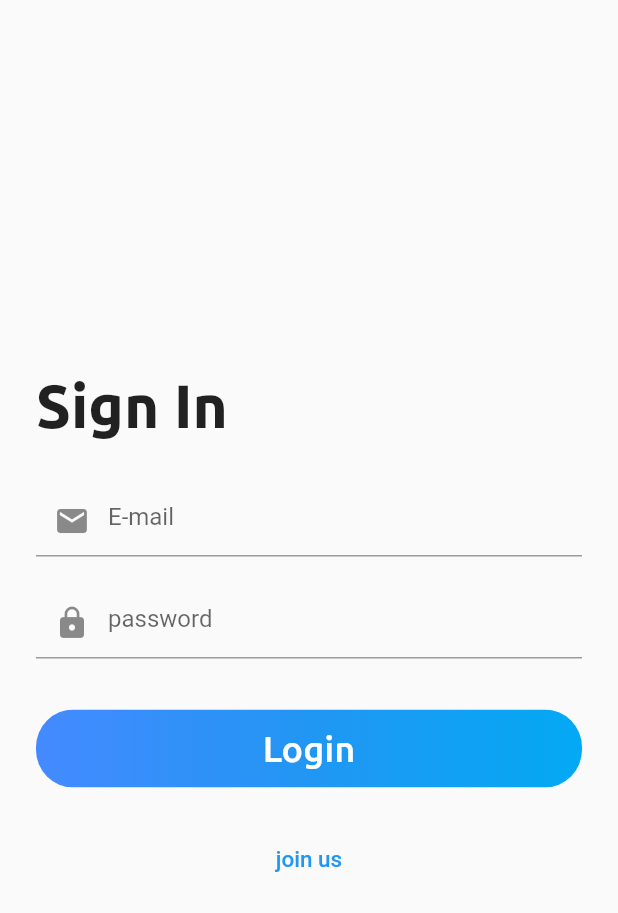
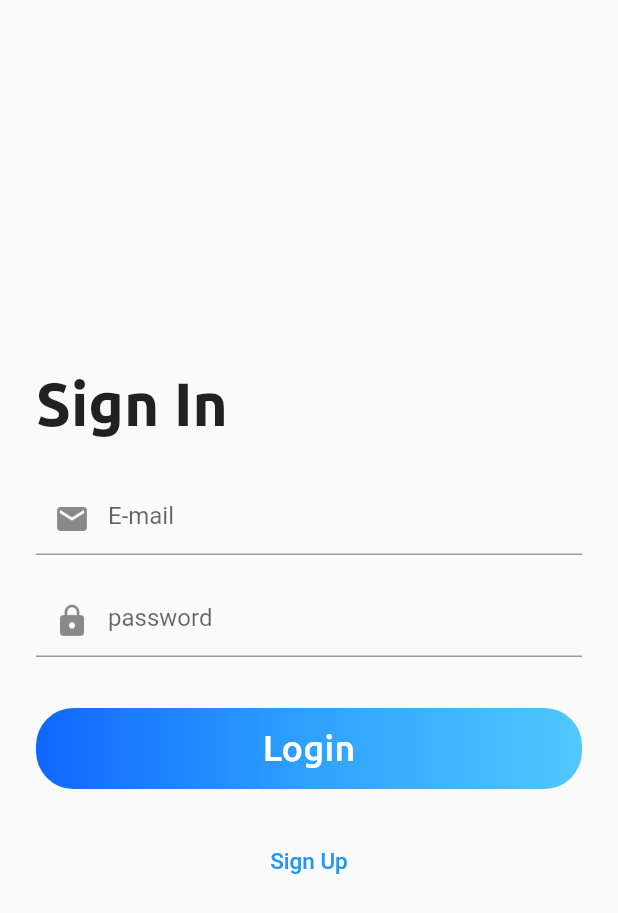
Before and after one commit to SangWook16074/flutter_firebase_auth, a Flutter app: the screen it shows after launch, on a phone screen of 412 x 824 dp. Shown: the top 913 px of the screen. Run offline on Flutter 3.47's test engine with Material 2 defaults, Android fonts, the phone set to English and light mode, and no system bars; our stand-ins replace rive.

Commit message:
UI 완성

```diff
--- a/lib/src/components/gredient_button.dart
+++ b/lib/src/components/gredient_button.dart
@@ -3,29 +3,34 @@ import 'package:flutter/material.dart';
 class GradientButton extends StatelessWidget {
   final double width;
   final double height;
-  const GradientButton({super.key, required this.width, required this.height});
+  final Widget? child;
+  final void Function()? onPressed;
+  const GradientButton(
+      {super.key,
+      required this.width,
+      required this.height,
+      this.child,
+      this.onPressed});
 
   @override
   Widget build(BuildContext context) {
-    return ClipRRect(
-      borderRadius: BorderRadius.circular(25.0),
-      child: Positioned.fill(
-        child: Container(
-          padding: const EdgeInsets.all(12.0),
-          decoration: const BoxDecoration(
-              gradient: LinearGradient(
-            colors: [
-              Colors.blueAccent,
-              Colors.blue,
-              Colors.lightBlue,
-            ],
-          )),
-          child: const Center(
-            child: Text(
-              'Login',
-              style: TextStyle(
-                  fontFamily: 'Ubuntu', fontSize: 24, color: Colors.white),
-            ),
+    return InkWell(
+      onTap: onPressed!,
+      child: Container(
+        padding: const EdgeInsets.all(12.0),
+        decoration: BoxDecoration(
+            borderRadius: BorderRadius.circular(25.0),
+            gradient: const LinearGradient(
+              colors: [
+                Color.fromARGB(255, 14, 103, 255),
+                Color.fromARGB(255, 47, 161, 255),
+                Color.fromARGB(255, 80, 200, 255),
+              ],
+            )),
+        child: Center(
+          child: SizedBox(
+            height: 30,
+            child: child,
           ),
         ),
       ),
--- a/lib/src/ui/login.dart
+++ b/lib/src/ui/login.dart
@@ -1,10 +1,50 @@
 import 'package:flutter/material.dart';
 import 'package:flutter_firebase_auth/src/components/gredient_button.dart';
+import 'package:flutter_firebase_auth/src/ui/home.dart';
+import 'package:rive/rive.dart';
 
 import '../components/input_field.dart';
 
-class Login extends StatelessWidget {
+class Login extends StatefulWidget {
   const Login({super.key});
+
+  @override
+  State<Login> createState() => _LoginState();
+}
+
+class _LoginState extends State<Login> {
+  late var isLoading = false;
+
+  void validate() {
+    setState(() {
+      isLoading = true;
+    });
+
+    Future.delayed(const Duration(seconds: 2)).then((value) {
+      setState(() {
+        isLoading = false;
+        moveToNext();
+      });
+    });
+  }
+
+  void moveToNext() async {
+    showCheck();
+    await Future.delayed(const Duration(seconds: 2)).then((value) {
+      Navigator.of(context).pop();
+      Navigator.of(context)
+          .push(MaterialPageRoute(builder: (_) => const Home()));
+    });
+  }
+
+  void showCheck() {
+    showDialog(
+        context: context,
+        barrierColor: Colors.black26,
+        builder: (context) => Center(
+              child: _accept(),
+            ));
+  }
 
   @override
   Widget build(BuildContext context) {
@@ -15,12 +55,7 @@ class Login extends StatelessWidget {
           child: Column(
             mainAxisAlignment: MainAxisAlignment.center,
             crossAxisAlignment: CrossAxisAlignment.center,
-            children: [
-              _title(),
-              _input(),
-              _button(),
-              _signUp(),
-            ],
+            children: [_title(), _input(), _button(), _signUp()],
           ),
         ),
       ),
@@ -36,8 +71,7 @@ class Login extends StatelessWidget {
               style: TextStyle(
                   fontFamily: 'Ubuntu',
                   fontSize: 40,
-                fontWeight: FontWeight.bold)),
-      ),
+                  fontWeight: FontWeight.bold))),
     );
   }
 
@@ -63,12 +97,13 @@ class Login extends StatelessWidget {
   }
 
   Widget _button() {
-    return const Padding(
-      padding: EdgeInsets.all(24.0),
+    return Padding(
+      padding: const EdgeInsets.all(24.0),
       child: GradientButton(
+          onPressed: validate,
           width: double.infinity,
           height: 20,
-      ),
+          child: (isLoading) ? _loading() : _loginText()),
     );
   }
 
@@ -76,9 +111,31 @@ class Login extends StatelessWidget {
     return TextButton(
       onPressed: () {},
       child: const Text(
-        'join us',
+        'Sign Up',
         style: TextStyle(fontSize: 15),
       ),
     );
   }
+
+  Widget _loading() {
+    return const SizedBox(
+      width: 30,
+      height: 30,
+      child: CircularProgressIndicator(color: Colors.white),
+    );
   }
+
+  Widget _accept() {
+    return const SizedBox(
+        width: 100,
+        height: 100,
+        child: RiveAnimation.asset('asset/riveasset/check_icon.riv'));
+  }
+
+  Widget _loginText() {
+    return const Text(
+      'Login',
+      style: TextStyle(fontFamily: 'Ubuntu', fontSize: 24, color: Colors.white),
+    );
+  }
+}
--- a/pubspec.yaml
+++ b/pubspec.yaml
@@ -37,6 +37,7 @@ dependencies:
   # Use with the CupertinoIcons class for iOS style icons.
   cupertino_icons: ^1.0.2
   google_fonts: ^4.0.4
+  rive: ^0.11.1
 
 dev_dependencies:
   flutter_test:
@@ -61,9 +62,8 @@ flutter:
   uses-material-design: true
 
   # To add assets to your application, add an assets section, like this:
-  # assets:
-  #   - images/a_dot_burr.jpeg
-  #   - images/a_dot_ham.jpeg
+  assets:
+    - asset/riveasset/
 
   # An image asset can refer to one or more resolution-specific "variants", see
   # https://flutter.dev/assets-and-images/#resolution-aware
```
Also changed, not shown: lib/src/ui/home.dart (+10 -3 lines), pubspec.lock, 5 other files. Lines whose indentation alone changed are shown as unchanged.
